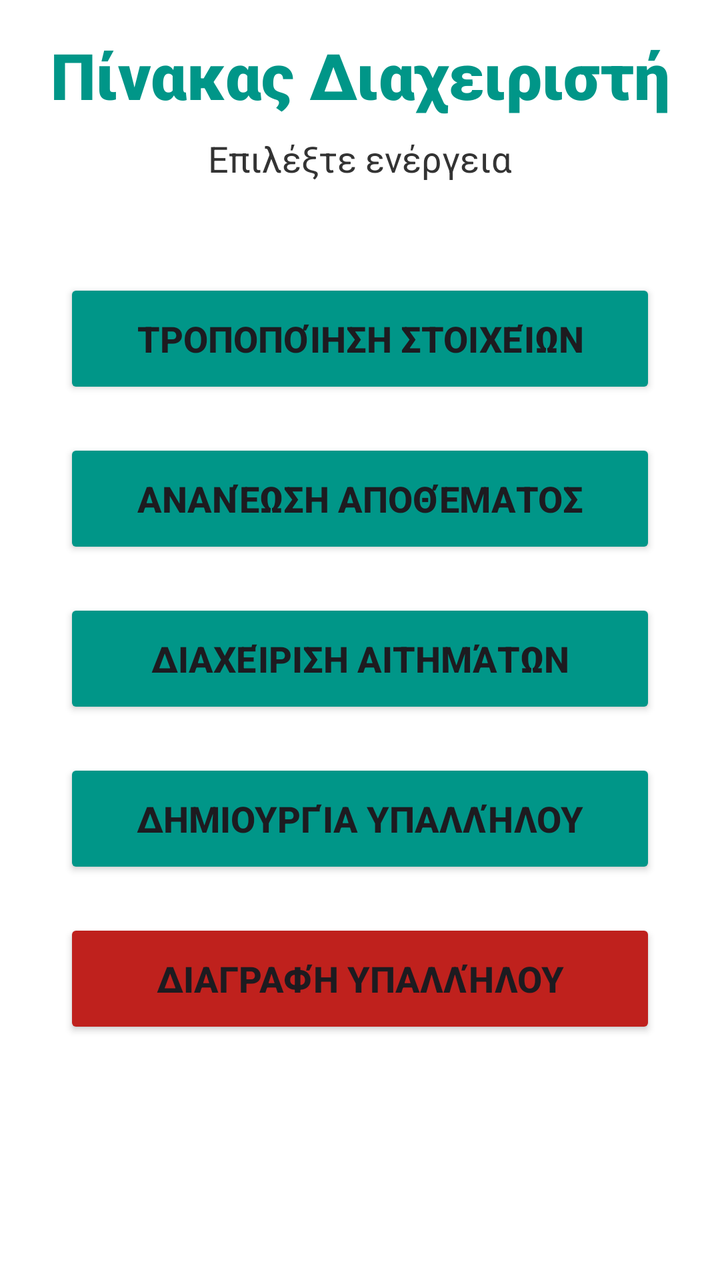
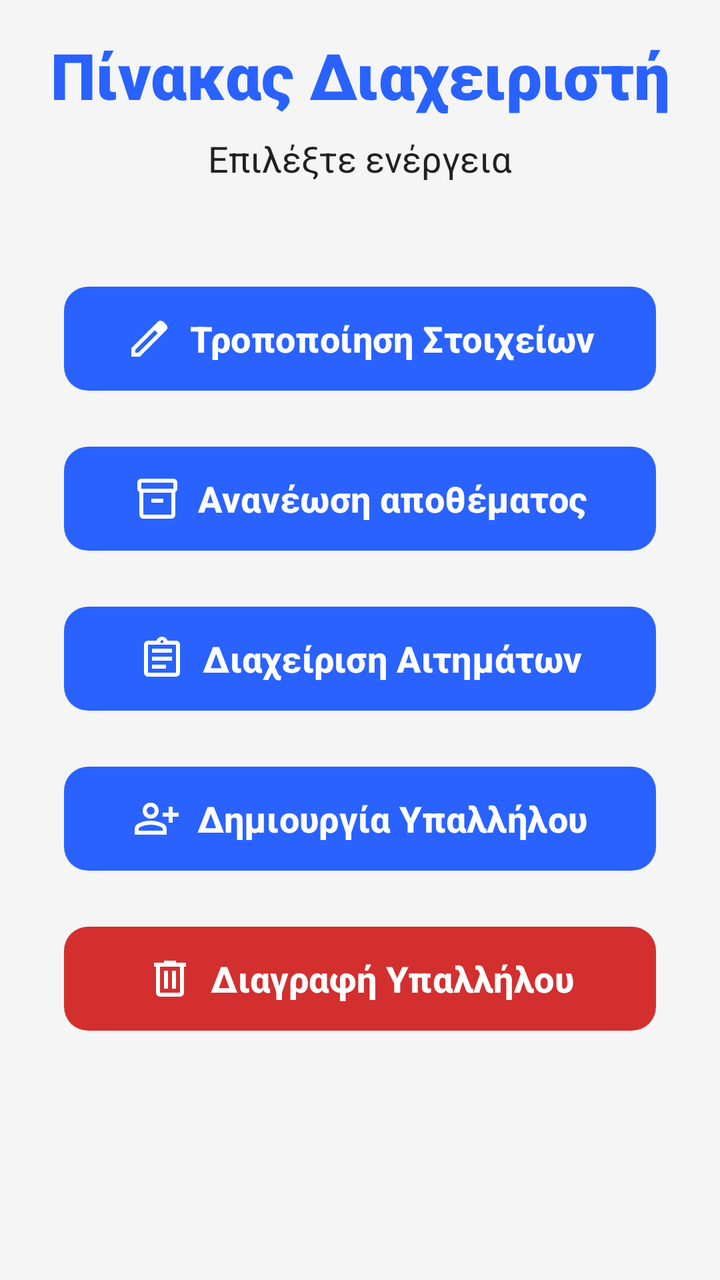

An Android layout rendered at two revisions. The XML below is the earlier revision; the diff shows what the commit changed to produce the second picture.
<!-- AndroidManifest.xml: application theme Theme.Team21 -->
<!-- res/layout/activity_admin_menu.xml -->
<?xml version="1.0" encoding="utf-8"?>
<androidx.constraintlayout.widget.ConstraintLayout
    xmlns:android="http://schemas.android.com/apk/res/android"
    xmlns:app="http://schemas.android.com/apk/res-auto"
    xmlns:tools="http://schemas.android.com/tools"
    android:id="@+id/main"
    android:layout_width="match_parent"
    android:layout_height="match_parent"
    android:background="#FFFFFF"
    tools:context=".view.admin.adminMenu.AdminMenuActivity">

    
    <TextView
        android:id="@+id/txtAdminHeader"
        android:layout_width="0dp"
        android:layout_height="wrap_content"
        android:layout_marginTop="16dp"
        android:layout_marginHorizontal="24dp"
        android:text="Πίνακας Διαχειριστή"
        android:textSize="32sp"
        android:textStyle="bold"
        android:fontFamily="sans-serif-black"
        android:textAlignment="center"
        android:textColor="#009688"
        app:layout_constraintTop_toTopOf="parent"
        app:layout_constraintStart_toStartOf="parent"
        app:layout_constraintEnd_toEndOf="parent" />

    
    <TextView
        android:id="@+id/txtActChoice"
        android:layout_width="wrap_content"
        android:layout_height="wrap_content"
        android:layout_marginTop="8dp"
        android:text="Επιλέξτε ενέργεια"
        android:textSize="18sp"
        android:textColor="#333333"
        app:layout_constraintTop_toBottomOf="@id/txtAdminHeader"
        app:layout_constraintStart_toStartOf="parent"
        app:layout_constraintEnd_toEndOf="parent" />

    
    <Button
        android:id="@+id/btnEditData"
        android:layout_width="0dp"
        android:layout_height="60dp"
        android:layout_marginTop="48dp"
        android:layout_marginHorizontal="32dp"
        android:text="Τροποποίηση Στοιχείων"
        android:textSize="18sp"
        android:textStyle="bold"
        android:backgroundTint="#009688"
        app:cornerRadius="12dp"
        app:layout_constraintTop_toBottomOf="@id/txtActChoice"
        app:layout_constraintStart_toStartOf="parent"
        app:layout_constraintEnd_toEndOf="parent" />

    
    <Button
        android:id="@+id/btnQuantities"
        android:layout_width="0dp"
        android:layout_height="60dp"
        android:layout_marginHorizontal="32dp"
        android:layout_marginTop="20dp"
        android:backgroundTint="#009688"
        android:text="Ανανέωση αποθέματος"
        android:textSize="18sp"
        android:textStyle="bold"
        app:cornerRadius="12dp"
        app:layout_constraintEnd_toEndOf="parent"
        app:layout_constraintStart_toStartOf="parent"
        app:layout_constraintTop_toBottomOf="@id/btnEditData" />

    
    <Button
        android:id="@+id/btnRequests"
        android:layout_width="0dp"
        android:layout_height="60dp"
        android:layout_marginTop="20dp"
        android:layout_marginHorizontal="32dp"
        android:text="Διαχείριση Αιτημάτων"
        android:textSize="18sp"
        android:textStyle="bold"
        android:backgroundTint="#009688"
        app:cornerRadius="12dp"
        app:layout_constraintTop_toBottomOf="@id/btnQuantities"
        app:layout_constraintStart_toStartOf="parent"
        app:layout_constraintEnd_toEndOf="parent" />

    
    <Button
        android:id="@+id/btnCreateEmp"
        android:layout_width="0dp"
        android:layout_height="60dp"
        android:layout_marginTop="20dp"
        android:layout_marginHorizontal="32dp"
        android:text="Δημιουργία Υπαλλήλου"
        android:textSize="18sp"
        android:textStyle="bold"
        android:backgroundTint="#009688"
        app:cornerRadius="12dp"
        app:layout_constraintTop_toBottomOf="@id/btnRequests"
        app:layout_constraintStart_toStartOf="parent"
        app:layout_constraintEnd_toEndOf="parent" />

    
    <Button
        android:id="@+id/btnDeleteEmp"
        android:layout_width="0dp"
        android:layout_height="60dp"
        android:layout_marginHorizontal="32dp"
        android:layout_marginTop="20dp"
        android:backgroundTint="#BF211D"
        android:text="Διαγραφή Υπαλλήλου"
        android:textSize="18sp"
        android:textStyle="bold"
        app:cornerRadius="12dp"
        app:layout_constraintEnd_toEndOf="parent"
        app:layout_constraintStart_toStartOf="parent"
        app:layout_constraintTop_toBottomOf="@id/btnCreateEmp" />

</androidx.constraintlayout.widget.ConstraintLayout>
<!-- resources referenced by this layout -->
<resources>
  <!-- unchanged entries left out for length: 14 -->
</resources>

<!-- the commit's change to res/layout/activity_admin_menu.xml (unified diff, before → after) -->
@@ -6,7 +6,7 @@
     android:id="@+id/main"
     android:layout_width="match_parent"
     android:layout_height="match_parent"
-    android:background="#FFFFFF"
+    android:background="?android:attr/windowBackground"
     tools:context=".view.admin.adminMenu.AdminMenuActivity">
 
     
@@ -21,7 +21,7 @@
         android:textStyle="bold"
         android:fontFamily="sans-serif-black"
         android:textAlignment="center"
-        android:textColor="#009688"
+        android:textColor="?attr/colorPrimary"
         app:layout_constraintTop_toTopOf="parent"
         app:layout_constraintStart_toStartOf="parent"
         app:layout_constraintEnd_toEndOf="parent" />
@@ -34,13 +34,13 @@
         android:layout_marginTop="8dp"
         android:text="Επιλέξτε ενέργεια"
         android:textSize="18sp"
-        android:textColor="#333333"
+        android:textColor="?attr/colorOnSurface"
         app:layout_constraintTop_toBottomOf="@id/txtAdminHeader"
         app:layout_constraintStart_toStartOf="parent"
         app:layout_constraintEnd_toEndOf="parent" />
 
     
-    <Button
+    <com.google.android.material.button.MaterialButton
         android:id="@+id/btnEditData"
         android:layout_width="0dp"
         android:layout_height="60dp"
@@ -49,72 +49,97 @@
         android:text="Τροποποίηση Στοιχείων"
         android:textSize="18sp"
         android:textStyle="bold"
-        android:backgroundTint="#009688"
+        android:textColor="?attr/colorOnPrimary"
+        app:backgroundTint="?attr/colorPrimary"
         app:cornerRadius="12dp"
+        app:icon="@drawable/ic_edit"
+        app:iconSize="24dp"
+        app:iconTint="?attr/colorOnPrimary"
+        app:iconGravity="textStart"
         app:layout_constraintTop_toBottomOf="@id/txtActChoice"
         app:layout_constraintStart_toStartOf="parent"
         app:layout_constraintEnd_toEndOf="parent" />
 
     
-    <Button
+    <com.google.android.material.button.MaterialButton
         android:id="@+id/btnQuantities"
         android:layout_width="0dp"
         android:layout_height="60dp"
         android:layout_marginHorizontal="32dp"
         android:layout_marginTop="20dp"
-        android:backgroundTint="#009688"
         android:text="Ανανέωση αποθέματος"
+        android:textColor="?attr/colorOnPrimary"
         android:textSize="18sp"
         android:textStyle="bold"
+        app:backgroundTint="?attr/colorPrimary"
         app:cornerRadius="12dp"
+        app:icon="@drawable/ic_inventory"
+        app:iconSize="24dp"
+        app:iconTint="?attr/colorOnPrimary"
+        app:iconGravity="textStart"
         app:layout_constraintEnd_toEndOf="parent"
         app:layout_constraintStart_toStartOf="parent"
         app:layout_constraintTop_toBottomOf="@id/btnEditData" />
 
     
-    <Button
+    <com.google.android.material.button.MaterialButton
         android:id="@+id/btnRequests"
         android:layout_width="0dp"
         android:layout_height="60dp"
         android:layout_marginTop="20dp"
         android:layout_marginHorizontal="32dp"
         android:text="Διαχείριση Αιτημάτων"
+        android:textColor="?attr/colorOnPrimary"
         android:textSize="18sp"
         android:textStyle="bold"
-        android:backgroundTint="#009688"
+        app:backgroundTint="?attr/colorPrimary"
         app:cornerRadius="12dp"
+        app:icon="@drawable/ic_assignment"
+        app:iconSize="24dp"
+        app:iconTint="?attr/colorOnPrimary"
+        app:iconGravity="textStart"
         app:layout_constraintTop_toBottomOf="@id/btnQuantities"
         app:layout_constraintStart_toStartOf="parent"
         app:layout_constraintEnd_toEndOf="parent" />
 
     
-    <Button
+    <com.google.android.material.button.MaterialButton
         android:id="@+id/btnCreateEmp"
         android:layout_width="0dp"
         android:layout_height="60dp"
         android:layout_marginTop="20dp"
         android:layout_marginHorizontal="32dp"
         android:text="Δημιουργία Υπαλλήλου"
+        android:textColor="?attr/colorOnPrimary"
         android:textSize="18sp"
         android:textStyle="bold"
-        android:backgroundTint="#009688"
+        app:backgroundTint="?attr/colorPrimary"
         app:cornerRadius="12dp"
+        app:icon="@drawable/ic_person_add"
+        app:iconSize="24dp"
+        app:iconTint="?attr/colorOnPrimary"
+        app:iconGravity="textStart"
         app:layout_constraintTop_toBottomOf="@id/btnRequests"
         app:layout_constraintStart_toStartOf="parent"
         app:layout_constraintEnd_toEndOf="parent" />
 
     
-    <Button
+    <com.google.android.material.button.MaterialButton
         android:id="@+id/btnDeleteEmp"
         android:layout_width="0dp"
         android:layout_height="60dp"
         android:layout_marginHorizontal="32dp"
         android:layout_marginTop="20dp"
-        android:backgroundTint="#BF211D"
         android:text="Διαγραφή Υπαλλήλου"
+        android:textColor="?attr/colorOnPrimary"
         android:textSize="18sp"
         android:textStyle="bold"
+        app:backgroundTint="?attr/colorError"
         app:cornerRadius="12dp"
+        app:icon="@drawable/ic_delete"
+        app:iconSize="24dp"
+        app:iconTint="?attr/colorOnPrimary"
+        app:iconGravity="textStart"
         app:layout_constraintEnd_toEndOf="parent"
         app:layout_constraintStart_toStartOf="parent"
         app:layout_constraintTop_toBottomOf="@id/btnCreateEmp" />
<!-- resource entries referenced after the edit -->
@@ -1,5 +1,61 @@
 <!-- resources referenced by this layout -->
 <resources>
+  <!-- drawable ic_assignment (drawable) -->
+  <vector xmlns:android="http://schemas.android.com/apk/res/android"
+      android:width="24dp"
+      android:height="24dp"
+      android:viewportWidth="960"
+      android:viewportHeight="960"
+      android:tint="?attr/colorControlNormal"
+      android:autoMirrored="true">
+    <path
+        android:fillColor="@android:color/white"
+        android:pathData="M200,840Q167,840 143.5,816.5Q120,793 120,760L120,200Q120,167 143.5,143.5Q167,120 200,120L368,120Q381,84 411.5,62Q442,40 480,40Q518,40 548.5,62Q579,84 592,120L760,120Q793,120 816.5,143.5Q840,167 840,200L840,760Q840,793 816.5,816.5Q793,840 760,840L200,840ZM200,760L760,760Q760,760 760,760Q760,760 760,760L760,200Q760,200 760,200Q760,200 760,200L200,200Q200,200 200,200Q200,200 200,200L200,760Q200,760 200,760Q200,760 200,760ZM280,680L560,680L560,600L280,600L280,680ZM280,520L680,520L680,440L280,440L280,520ZM280,360L680,360L680,280L280,280L280,360ZM501.5,161.5Q510,153 510,140Q510,127 501.5,118.5Q493,110 480,110Q467,110 458.5,118.5Q450,127 450,140Q450,153 458.5,161.5Q467,170 480,170Q493,170 501.5,161.5ZM200,760Q200,760 200,760Q200,760 200,760L200,200Q200,200 200,200Q200,200 200,200L200,200Q200,200 200,200Q200,200 200,200L200,760Q200,760 200,760Q200,760 200,760Z"/>
+  </vector>
+  <!-- drawable ic_delete (drawable) -->
+  <vector xmlns:android="http://schemas.android.com/apk/res/android"
+      android:width="24dp"
+      android:height="24dp"
+      android:viewportWidth="960"
+      android:viewportHeight="960"
+      android:tint="?attr/colorControlNormal">
+    <path
+        android:fillColor="@android:color/white"
+        android:pathData="M280,840Q247,840 223.5,816.5Q200,793 200,760L200,240L160,240L160,160L360,160L360,120L600,120L600,160L800,160L800,240L760,240L760,760Q760,793 736.5,816.5Q713,840 680,840L280,840ZM680,240L280,240L280,760Q280,760 280,760Q280,760 280,760L680,760Q680,760 680,760Q680,760 680,760L680,240ZM360,680L440,680L440,320L360,320L360,680ZM520,680L600,680L600,320L520,320L520,680ZM280,240L280,240L280,760Q280,760 280,760Q280,760 280,760L280,760Q280,760 280,760Q280,760 280,760L280,240Z"/>
+  </vector>
+  <!-- drawable ic_edit (drawable) -->
+  <vector xmlns:android="http://schemas.android.com/apk/res/android"
+      android:width="24dp"
+      android:height="24dp"
+      android:viewportWidth="960"
+      android:viewportHeight="960"
+      android:tint="?attr/colorControlNormal">
+    <path
+        android:fillColor="@android:color/white"
+        android:pathData="M200,760L257,760L648,369L591,312L200,703L200,760ZM120,840L120,670L648,143Q660,132 674.5,126Q689,120 705,120Q721,120 736,126Q751,132 762,144L817,200Q829,211 834.5,226Q840,241 840,256Q840,272 834.5,286.5Q829,301 817,313L290,840L120,840ZM760,256L760,256L704,200L704,200L760,256ZM619,341L591,312L591,312L648,369L648,369L619,341Z"/>
+  </vector>
+  <!-- drawable ic_inventory (drawable) -->
+  <vector xmlns:android="http://schemas.android.com/apk/res/android"
+      android:width="24dp"
+      android:height="24dp"
+      android:viewportWidth="960"
+      android:viewportHeight="960"
+      android:tint="?attr/colorControlNormal">
+    <path
+        android:fillColor="@android:color/white"
+        android:pathData="M200,880Q167,880 143.5,856.5Q120,833 120,800L120,349Q102,338 91,320.5Q80,303 80,280L80,160Q80,127 103.5,103.5Q127,80 160,80L800,80Q833,80 856.5,103.5Q880,127 880,160L880,280Q880,303 869,320.5Q858,338 840,349L840,800Q840,833 816.5,856.5Q793,880 760,880L200,880ZM200,360L200,800Q200,800 200,800Q200,800 200,800L760,800Q760,800 760,800Q760,800 760,800L760,360L200,360ZM160,280L800,280Q800,280 800,280Q800,280 800,280L800,160Q800,160 800,160Q800,160 800,160L160,160Q160,160 160,160Q160,160 160,160L160,280Q160,280 160,280Q160,280 160,280ZM360,560L600,560L600,480L360,480L360,560ZM480,580L480,580L480,580Q480,580 480,580Q480,580 480,580L480,580Q480,580 480,580Q480,580 480,580Z"/>
+  </vector>
+  <!-- drawable ic_person_add (drawable) -->
+  <vector xmlns:android="http://schemas.android.com/apk/res/android"
+      android:width="24dp"
+      android:height="24dp"
+      android:viewportWidth="960"
+      android:viewportHeight="960"
+      android:tint="?attr/colorControlNormal">
+    <path
+        android:fillColor="@android:color/white"
+        android:pathData="M720,560L720,440L600,440L600,360L720,360L720,240L800,240L800,360L920,360L920,440L800,440L800,560L720,560ZM247,433Q200,386 200,320Q200,254 247,207Q294,160 360,160Q426,160 473,207Q520,254 520,320Q520,386 473,433Q426,480 360,480Q294,480 247,433ZM40,800L40,688Q40,654 57.5,625.5Q75,597 104,582Q166,551 230,535.5Q294,520 360,520Q426,520 490,535.5Q554,551 616,582Q645,597 662.5,625.5Q680,654 680,688L680,800L40,800ZM120,720L600,720L600,688Q600,677 594.5,668Q589,659 580,654Q526,627 471,613.5Q416,600 360,600Q304,600 249,613.5Q194,627 140,654Q131,659 125.5,668Q120,677 120,688L120,720ZM416.5,376.5Q440,353 440,320Q440,287 416.5,263.5Q393,240 360,240Q327,240 303.5,263.5Q280,287 280,320Q280,353 303.5,376.5Q327,400 360,400Q393,400 416.5,376.5ZM360,320Q360,320 360,320Q360,320 360,320Q360,320 360,320Q360,320 360,320Q360,320 360,320Q360,320 360,320Q360,320 360,320Q360,320 360,320ZM360,720L360,720Q360,720 360,720Q360,720 360,720Q360,720 360,720Q360,720 360,720Q360,720 360,720Q360,720 360,720Q360,720 360,720Q360,720 360,720L360,720Z"/>
+  </vector>
   <!-- unchanged entries left out for length: 14 -->
 </resources>
 
